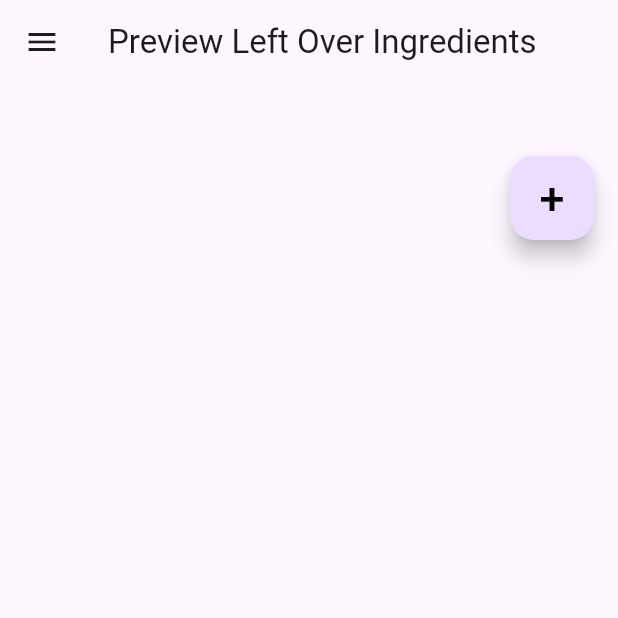
After one commit to jbrun001/foodmanager, a Flutter app: the PreviewLeftOverIngredientsScreen screen opened directly, on a phone screen of 412 x 824 dp, the top half of it. The commit adds this screen. Run offline on Flutter 3.47's test engine with Material 3 defaults, Android fonts, the light colour scheme and no system bars; our stand-ins replace cached_network_image, go_router, shimmer; network calls fail.

Commit message:
templates for all screens in app

```diff
--- a/lib/screens/ingredientsearch_screen.dart
+++ b/lib/screens/ingredientsearch_screen.dart
@@ -1,4 +1,5 @@
 import 'package:flutter/material.dart';
+import 'menu_drawer.dart';
 
 class IngredientSearchScreen extends StatefulWidget {
   @override
@@ -51,6 +52,7 @@ class _IngredientSearchScreenState extends State<IngredientSearchScreen> {
       appBar: AppBar(
         title: Text('Ingredient Search'),
       ),
+      drawer: MenuDrawer(), // menu icon in top bar
       body: Column(
         children: [
           // Search Bar
--- /dev/null
+++ b/lib/screens/preview_left_over_ingredients_screen.dart
@@ -0,0 +1,48 @@
+import 'package:flutter/material.dart';
+import 'package:go_router/go_router.dart';
+import 'menu_drawer.dart';
+
+class PreviewLeftOverIngredientsScreen extends StatelessWidget {
+  @override
+  Widget build(BuildContext context) {
+    return Scaffold(
+      appBar: AppBar(title: Text('Preview Left Over Ingredients')),
+      drawer: MenuDrawer(),
+      body: Column(
+        children: [
+          Padding(
+            padding: const EdgeInsets.all(16.0),
+            child: Row(
+              mainAxisAlignment: MainAxisAlignment.spaceEvenly,
+              children: [
+
+
+
+
+
+
+              ],
+            ),
+          ),
+          Padding(
+            padding: const EdgeInsets.all(16.0),
+            child: Row(
+              mainAxisAlignment: MainAxisAlignment.end,
+              children: [
+                FloatingActionButton(
+                  onPressed: () {
+                    context.go('/add_ingredients');
+                  },
+                  child: Text(
+                    '+',
+                    style: TextStyle(fontSize: 30, color: const Color.fromARGB(255, 0, 0, 0)),
+                  ),
+                ),
+              ],
+            ),
+          ),
+        ],
+      ),
+    );
+  }
+}
```
Also changed, not shown: lib/screens/!menu_drawer.dart (added, +61 -0 lines), lib/screens/!smartlist_screen.dart (added, +84 -0 lines), lib/screens/add_ingredients_screen.dart (added, +18 -0 lines), lib/screens/food_waste_log.dart (added, +21 -0 lines), lib/screens/ingredient_tracking_screen.dart (added, +21 -0 lines).
